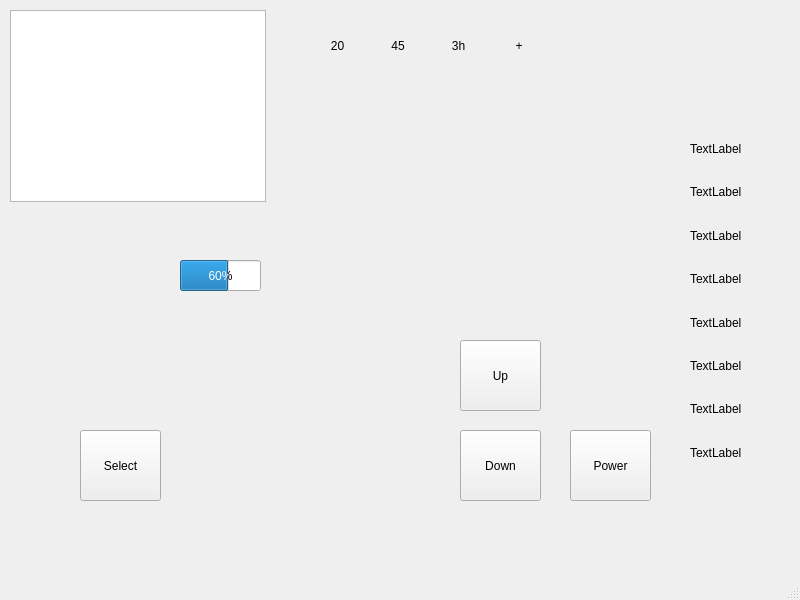
Above: mainwindow.ui from satgb/oasis-pro before the change. Below: the same form after it.
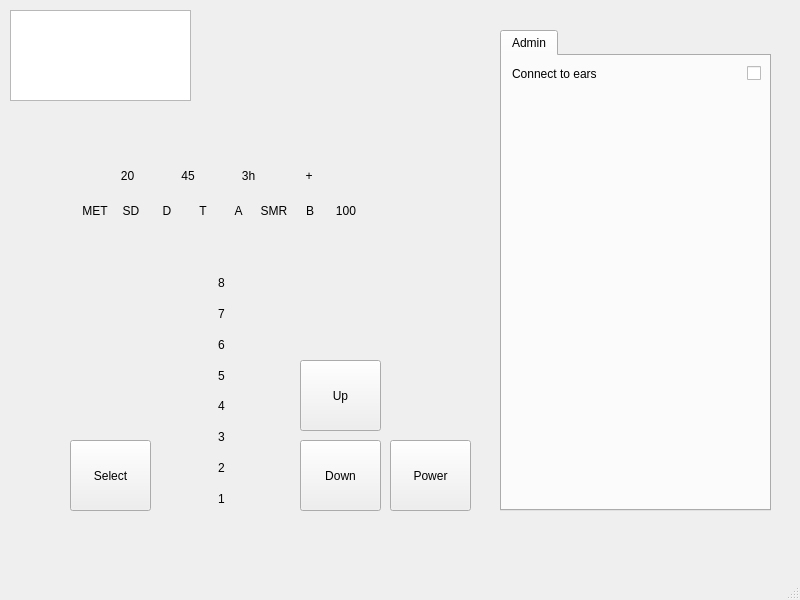
That is the form after the change.

What changed in the file:
```diff
--- a/mainwindow.ui
+++ b/mainwindow.ui
@@ -17,8 +17,8 @@
    <widget class="QPushButton" name="powerButton">
     <property name="geometry">
      <rect>
-      <x>570</x>
-      <y>430</y>
+      <x>390</x>
+      <y>440</y>
       <width>81</width>
       <height>71</height>
      </rect>
@@ -32,16 +32,16 @@
      <rect>
       <x>10</x>
       <y>10</y>
-      <width>256</width>
-      <height>192</height>
+      <width>181</width>
+      <height>91</height>
      </rect>
     </property>
    </widget>
    <widget class="QPushButton" name="downButton">
     <property name="geometry">
      <rect>
-      <x>460</x>
-      <y>430</y>
+      <x>300</x>
+      <y>440</y>
       <width>81</width>
       <height>71</height>
      </rect>
@@ -53,8 +53,8 @@
    <widget class="QPushButton" name="upButton">
     <property name="geometry">
      <rect>
-      <x>460</x>
-      <y>340</y>
+      <x>300</x>
+      <y>360</y>
       <width>81</width>
       <height>71</height>
      </rect>
@@ -66,8 +66,8 @@
    <widget class="QPushButton" name="selectButton">
     <property name="geometry">
      <rect>
-      <x>80</x>
-      <y>430</y>
+      <x>70</x>
+      <y>440</y>
       <width>81</width>
       <height>71</height>
      </rect>
@@ -79,19 +79,19 @@
    <widget class="QWidget" name="widget" native="true">
     <property name="geometry">
      <rect>
-      <x>300</x>
-      <y>10</y>
-      <width>261</width>
-      <height>71</height>
+      <x>60</x>
+      <y>150</y>
+      <width>321</width>
+      <height>81</height>
      </rect>
     </property>
     <widget class="QWidget" name="horizontalLayoutWidget">
      <property name="geometry">
       <rect>
-       <x>10</x>
+       <x>40</x>
        <y>10</y>
        <width>236</width>
-       <height>51</height>
+       <height>31</height>
       </rect>
      </property>
      <layout class="QHBoxLayout" name="times">
@@ -137,96 +137,243 @@
       </item>
      </layout>
     </widget>
+    <widget class="QWidget" name="horizontalLayoutWidget_2">
+     <property name="geometry">
+      <rect>
+       <x>20</x>
+       <y>50</y>
+       <width>281</width>
+       <height>21</height>
+      </rect>
+     </property>
+     <layout class="QHBoxLayout" name="sessions">
+      <item>
+       <widget class="QLabel" name="label_11">
+        <property name="text">
+         <string>MET</string>
+        </property>
+        <property name="alignment">
+         <set>Qt::AlignCenter</set>
+        </property>
+       </widget>
+      </item>
+      <item>
+       <widget class="QLabel" name="label_12">
+        <property name="text">
+         <string>SD</string>
+        </property>
+        <property name="alignment">
+         <set>Qt::AlignCenter</set>
+        </property>
+       </widget>
+      </item>
+      <item>
+       <widget class="QLabel" name="label_13">
+        <property name="text">
+         <string>D</string>
+        </property>
+        <property name="alignment">
+         <set>Qt::AlignCenter</set>
+        </property>
+       </widget>
+      </item>
+      <item>
+       <widget class="QLabel" name="label_14">
+        <property name="text">
+         <string>T</string>
+        </property>
+        <property name="alignment">
+         <set>Qt::AlignCenter</set>
+        </property>
+       </widget>
+      </item>
+      <item>
+       <widget class="QLabel" name="label_15">
+        <property name="text">
+         <string>A</string>
+        </property>
+        <property name="alignment">
+         <set>Qt::AlignCenter</set>
+        </property>
+       </widget>
+      </item>
+      <item>
+       <widget class="QLabel" name="label_16">
+        <property name="text">
+         <string>SMR</string>
+        </property>
+        <property name="alignment">
+         <set>Qt::AlignCenter</set>
+        </property>
+       </widget>
+      </item>
+      <item>
+       <widget class="QLabel" name="label_18">
+        <property name="text">
+         <string>B</string>
+        </property>
+        <property name="alignment">
+         <set>Qt::AlignCenter</set>
+        </property>
+       </widget>
+      </item>
+      <item>
+       <widget class="QLabel" name="label_17">
+        <property name="text">
+         <string>100</string>
+        </property>
+        <property name="alignment">
+         <set>Qt::AlignCenter</set>
+        </property>
+       </widget>
+      </item>
+     </layout>
+    </widget>
    </widget>
-   <widget class="QProgressBar" name="progressBar">
+   <widget class="QTabWidget" name="tabWidget">
     <property name="geometry">
      <rect>
-      <x>180</x>
-      <y>260</y>
-      <width>81</width>
-      <height>31</height>
+      <x>500</x>
+      <y>30</y>
+      <width>271</width>
+      <height>481</height>
      </rect>
     </property>
-    <property name="value">
-     <number>60</number>
+    <property name="currentIndex">
+     <number>0</number>
     </property>
-    <property name="orientation">
-     <enum>Qt::Horizontal</enum>
-    </property>
-   </widget>
-   <widget class="QWidget" name="widget_2" native="true">
-    <property name="geometry">
-     <rect>
-      <x>290</x>
-      <y>170</y>
-      <width>111</width>
-      <height>341</height>
-     </rect>
-    </property>
+    <widget class="QWidget" name="tab">
+     <attribute name="title">
+      <string>Admin</string>
+     </attribute>
+     <widget class="QWidget" name="gridLayoutWidget">
+      <property name="geometry">
+       <rect>
+        <x>10</x>
+        <y>10</y>
+        <width>249</width>
+        <height>429</height>
+       </rect>
+      </property>
+      <layout class="QGridLayout" name="gridLayout" columnstretch="1,0">
+       <item row="1" column="0">
+        <spacer name="verticalSpacer">
+         <property name="orientation">
+          <enum>Qt::Vertical</enum>
+         </property>
+         <property name="sizeHint" stdset="0">
+          <size>
+           <width>20</width>
+           <height>40</height>
+          </size>
+         </property>
+        </spacer>
+       </item>
+       <item row="0" column="0">
+        <widget class="QLabel" name="label">
+         <property name="text">
+          <string>Connect to ears</string>
+         </property>
+        </widget>
+       </item>
+       <item row="0" column="1">
+        <widget class="QCheckBox" name="checkBox">
+         <property name="text">
+          <string/>
+         </property>
+        </widget>
+       </item>
+      </layout>
+     </widget>
+    </widget>
    </widget>
    <widget class="QWidget" name="verticalLayoutWidget">
     <property name="geometry">
      <rect>
-      <x>690</x>
-      <y>130</y>
-      <width>56</width>
-      <height>341</height>
+      <x>211</x>
+      <y>270</y>
+      <width>21</width>
+      <height>241</height>
      </rect>
     </property>
-    <layout class="QVBoxLayout" name="battery">
-     <item>
-      <widget class="QLabel" name="label">
-       <property name="text">
-        <string>TextLabel</string>
-       </property>
-      </widget>
-     </item>
-     <item>
-      <widget class="QLabel" name="label_4">
-       <property name="text">
-        <string>TextLabel</string>
-       </property>
-      </widget>
-     </item>
-     <item>
-      <widget class="QLabel" name="label_5">
-       <property name="text">
-        <string>TextLabel</string>
-       </property>
-      </widget>
-     </item>
-     <item>
-      <widget class="QLabel" name="label_6">
-       <property name="text">
-        <string>TextLabel</string>
-       </property>
-      </widget>
-     </item>
-     <item>
-      <widget class="QLabel" name="label_7">
-       <property name="text">
-        <string>TextLabel</string>
-       </property>
-      </widget>
-     </item>
+    <layout class="QVBoxLayout" name="graph">
      <item>
       <widget class="QLabel" name="label_8">
        <property name="text">
-        <string>TextLabel</string>
+        <string>8</string>
+       </property>
+       <property name="alignment">
+        <set>Qt::AlignCenter</set>
+       </property>
+      </widget>
+     </item>
+     <item>
+      <widget class="QLabel" name="label_7">
+       <property name="text">
+        <string>7</string>
+       </property>
+       <property name="alignment">
+        <set>Qt::AlignCenter</set>
+       </property>
+      </widget>
+     </item>
+     <item>
+      <widget class="QLabel" name="label_6">
+       <property name="text">
+        <string>6</string>
+       </property>
+       <property name="alignment">
+        <set>Qt::AlignCenter</set>
+       </property>
+      </widget>
+     </item>
+     <item>
+      <widget class="QLabel" name="label_5">
+       <property name="text">
+        <string>5</string>
+       </property>
+       <property name="alignment">
+        <set>Qt::AlignCenter</set>
        </property>
       </widget>
      </item>
      <item>
       <widget class="QLabel" name="label_9">
        <property name="text">
-        <string>TextLabel</string>
+        <string>4</string>
+       </property>
+       <property name="alignment">
+        <set>Qt::AlignCenter</set>
        </property>
       </widget>
      </item>
      <item>
       <widget class="QLabel" name="label_10">
        <property name="text">
-        <string>TextLabel</string>
+        <string>3</string>
+       </property>
+       <property name="alignment">
+        <set>Qt::AlignCenter</set>
+       </property>
+      </widget>
+     </item>
+     <item>
+      <widget class="QLabel" name="label_4">
+       <property name="text">
+        <string>2</string>
+       </property>
+       <property name="alignment">
+        <set>Qt::AlignCenter</set>
+       </property>
+      </widget>
+     </item>
+     <item>
+      <widget class="QLabel" name="label_19">
+       <property name="text">
+        <string>1</string>
+       </property>
+       <property name="alignment">
+        <set>Qt::AlignCenter</set>
        </property>
       </widget>
      </item>
```
Left out of the diff: 2 changed lines with no effect on the pictures.
